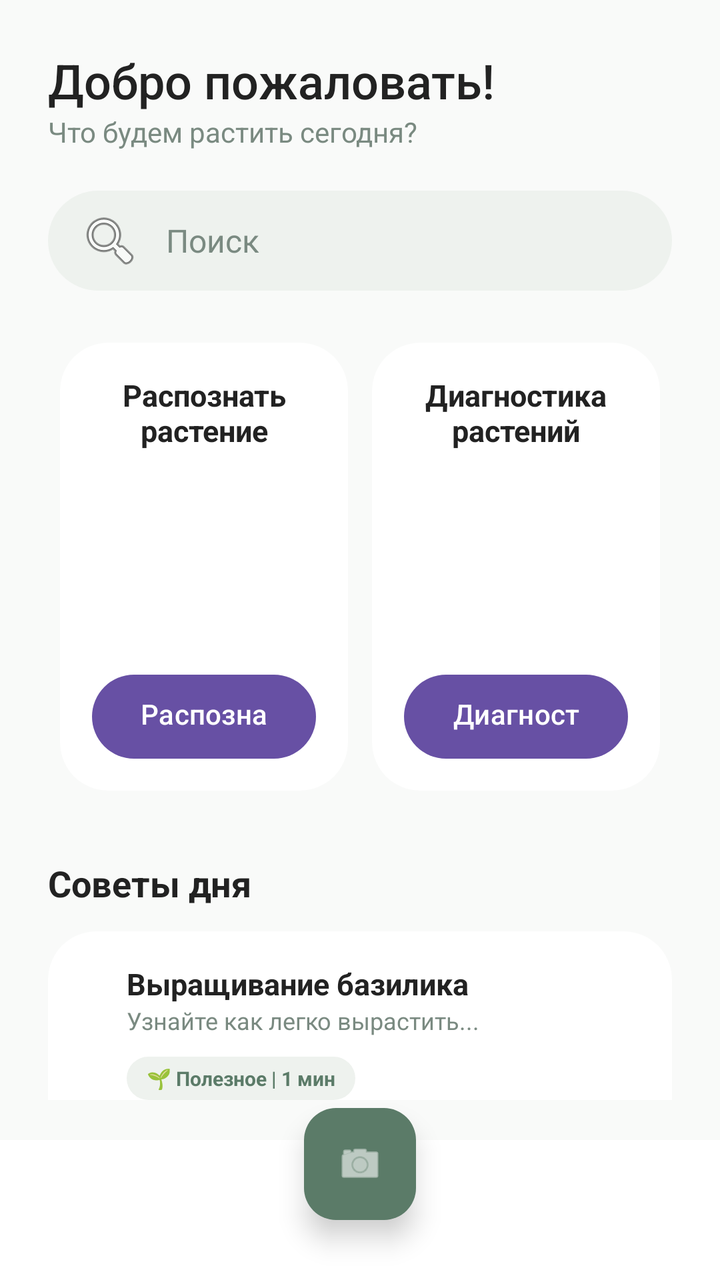
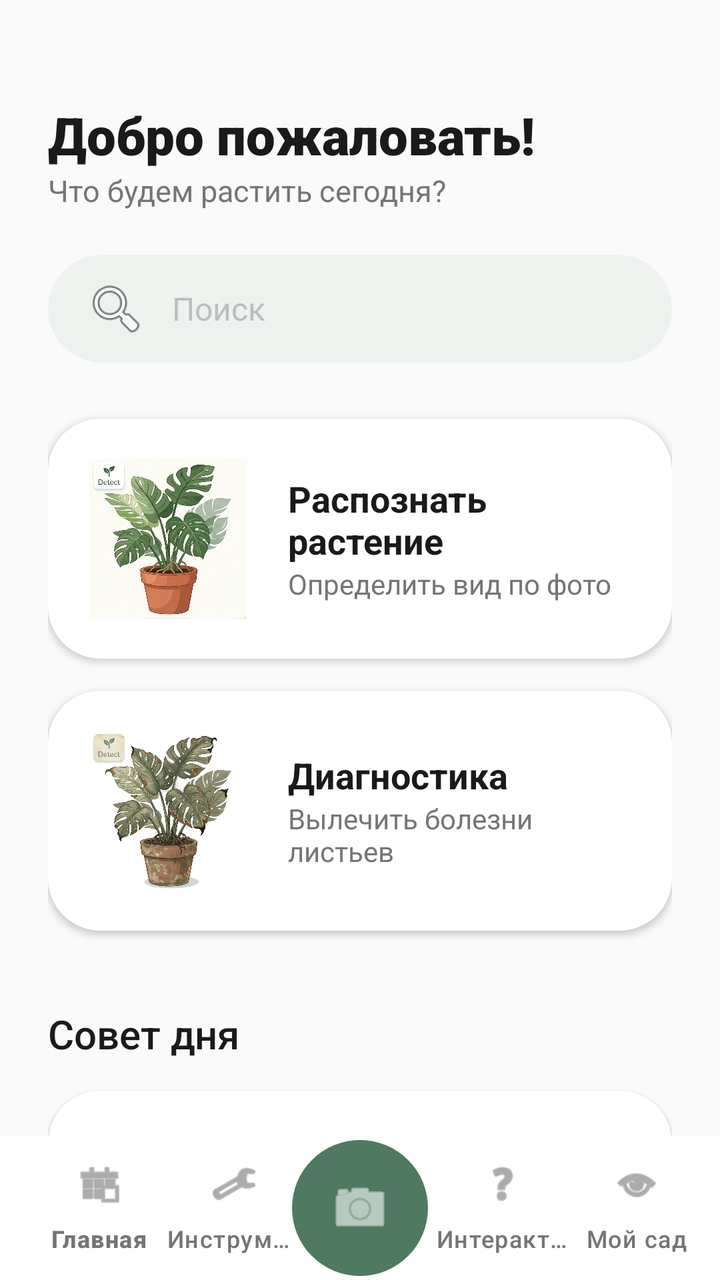

Compare the two renders of this Android layout. The source of the first and the diff that turns it into the second are given below.
<!-- AndroidManifest.xml: application theme Theme.PlantCare -->
<!-- res/layout/activity_main2.xml -->
<?xml version="1.0" encoding="utf-8"?>
<RelativeLayout xmlns:android="http://schemas.android.com/apk/res/android"
    xmlns:app="http://schemas.android.com/apk/res-auto"
    android:layout_width="match_parent"
    android:layout_height="match_parent"
    android:background="@color/background_page">

    <ScrollView
        android:layout_width="match_parent"
        android:layout_height="match_parent"
        android:layout_above="@id/navContainer"
        android:scrollbars="none">

        <LinearLayout
            android:layout_width="match_parent"
            android:layout_height="wrap_content"
            android:orientation="vertical"
            android:padding="24dp">

            <TextView
                android:layout_width="wrap_content"
                android:layout_height="wrap_content"
                android:text="Добро пожаловать!"
                android:textColor="@color/text_dark"
                android:textSize="24sp"
                android:fontFamily="sans-serif-medium" />

            <TextView
                android:layout_width="wrap_content"
                android:layout_height="wrap_content"
                android:text="Что будем растить сегодня?"
                android:textColor="@color/text_gray"
                android:textSize="14sp" />

            <EditText
                android:id="@+id/searchBar"
                android:layout_width="match_parent"
                android:layout_height="50dp"
                android:layout_marginTop="20dp"
                android:background="@drawable/search_bg"
                android:drawableStart="@android:drawable/ic_menu_search"
                android:drawablePadding="12dp"
                android:hint="Поиск"
                android:paddingHorizontal="15dp"
                android:textColorHint="@color/text_gray"
                android:textSize="16sp" />

            <LinearLayout
                android:layout_width="match_parent"
                android:layout_height="wrap_content"
                android:layout_marginTop="20dp"
                android:orientation="horizontal">

                <androidx.cardview.widget.CardView
                    android:layout_width="0dp"
                    android:layout_height="wrap_content"
                    android:layout_margin="6dp"
                    android:layout_weight="1"
                    app:cardCornerRadius="24dp"
                    app:cardElevation="0dp">

                    <LinearLayout
                        android:layout_width="match_parent"
                        android:layout_height="wrap_content"
                        android:orientation="vertical"
                        android:padding="16dp"
                        android:gravity="center_horizontal">

                        <TextView
                            android:layout_width="wrap_content"
                            android:layout_height="wrap_content"
                            android:text="Распознать\nрастение"
                            android:textColor="@color/text_dark"
                            android:textStyle="bold"
                            android:gravity="center"
                            android:textSize="15sp" />

                        <ImageView
                            android:layout_width="90dp"
                            android:layout_height="90dp"
                            android:layout_marginTop="10dp" />

                        <Button
                            android:layout_width="match_parent"
                            android:layout_height="42dp"
                            android:layout_marginTop="12dp"
                            android:background="@drawable/button_green"
                            android:text="Распознать"
                            android:textAllCaps="false"
                            android:textColor="@color/white" />
                    </LinearLayout>
                </androidx.cardview.widget.CardView>

                <androidx.cardview.widget.CardView
                    android:layout_width="0dp"
                    android:layout_height="wrap_content"
                    android:layout_margin="6dp"
                    android:layout_weight="1"
                    app:cardCornerRadius="24dp"
                    app:cardElevation="0dp">

                    <LinearLayout
                        android:layout_width="match_parent"
                        android:layout_height="wrap_content"
                        android:orientation="vertical"
                        android:padding="16dp"
                        android:gravity="center_horizontal">

                        <TextView
                            android:layout_width="wrap_content"
                            android:layout_height="wrap_content"
                            android:text="Диагностика\nрастений"
                            android:textColor="@color/text_dark"
                            android:textStyle="bold"
                            android:gravity="center"
                            android:textSize="15sp" />

                        <ImageView
                            android:layout_width="90dp"
                            android:layout_height="90dp"
                            android:layout_marginTop="10dp"/>

                        <Button
                            android:layout_width="match_parent"
                            android:layout_height="42dp"
                            android:layout_marginTop="12dp"
                            android:background="@drawable/button_green"
                            android:text="Диагностика"
                            android:textAllCaps="false"
                            android:textColor="@color/white" />
                    </LinearLayout>
                </androidx.cardview.widget.CardView>
            </LinearLayout>

            <TextView
                android:layout_width="wrap_content"
                android:layout_height="wrap_content"
                android:layout_marginTop="28dp"
                android:text="Советы дня"
                android:textColor="@color/text_dark"
                android:textSize="18sp"
                android:textStyle="bold" />

            <androidx.cardview.widget.CardView
                android:layout_width="match_parent"
                android:layout_height="wrap_content"
                android:layout_marginTop="12dp"
                app:cardCornerRadius="24dp"
                app:cardElevation="0dp">

                <RelativeLayout
                    android:layout_width="match_parent"
                    android:layout_height="wrap_content"
                    android:padding="16dp">

                    <LinearLayout
                        android:layout_width="wrap_content"
                        android:layout_height="wrap_content"
                        android:layout_toStartOf="@id/imgBasil"
                        android:orientation="vertical">

                        <TextView
                            android:layout_width="wrap_content"
                            android:layout_height="wrap_content"
                            android:text="Выращивание базилика"
                            android:textColor="@color/text_dark"
                            android:textSize="15sp"
                            android:textStyle="bold" />

                        <TextView
                            android:layout_width="wrap_content"
                            android:layout_height="wrap_content"
                            android:text="Узнайте как легко вырастить..."
                            android:textColor="@color/text_gray"
                            android:textSize="12sp" />

                        <TextView
                            android:layout_width="wrap_content"
                            android:layout_height="wrap_content"
                            android:layout_marginTop="10dp"
                            android:background="@drawable/search_bg"
                            android:paddingHorizontal="10dp"
                            android:paddingVertical="4dp"
                            android:text="🌱 Полезное | 1 мин"
                            android:textColor="@color/sage_green"
                            android:textSize="10sp"
                            android:textStyle="bold" />
                    </LinearLayout>

                    <ImageView
                        android:id="@+id/imgBasil"
                        android:layout_width="80dp"
                        android:layout_height="80dp"
                        android:layout_alignParentEnd="true"
                        android:layout_centerVertical="true"/>
                </RelativeLayout>
            </androidx.cardview.widget.CardView>

        </LinearLayout>
    </ScrollView>

    <RelativeLayout
        android:id="@+id/navContainer"
        android:layout_width="match_parent"
        android:layout_height="90dp"
        android:layout_alignParentBottom="true">

        <com.google.android.material.bottomnavigation.BottomNavigationView
            android:id="@+id/bottomNav"
            android:layout_width="match_parent"
            android:layout_height="70dp"
            android:layout_alignParentBottom="true"
            android:background="@color/white"
            app:itemIconTint="@color/text_gray"
            app:itemTextColor="@color/text_gray"
            app:labelVisibilityMode="labeled"
            app:elevation="0dp" />

        <com.google.android.material.floatingactionbutton.FloatingActionButton
            android:id="@+id/fabCamera"
            android:layout_width="wrap_content"
            android:layout_height="wrap_content"
            android:layout_centerHorizontal="true"
            android:layout_alignParentTop="true"
            android:layout_marginTop="4dp"
            android:src="@android:drawable/ic_menu_camera"
            app:backgroundTint="@color/sage_green"
            app:fabSize="normal"
            app:tint="@color/white"
            app:elevation="8dp"
            app:borderWidth="0dp" />
    </RelativeLayout>

</RelativeLayout>
<!-- resources referenced by this layout -->
<resources>
  <color name="background_page">#F9FAF9</color>
  <color name="sage_green">#5B7B68</color>
  <color name="text_dark">#222222</color>
  <color name="text_gray">#7A8A81</color>
  <color name="white">#FFFFFF</color>
  <!-- drawable button_green (drawable) -->
  <shape xmlns:android="http://schemas.android.com/apk/res/android">
      <solid android:color="@color/sage_green"/>
      <corners android:radius="40dp"/>
  </shape>
  <!-- drawable search_bg (drawable) -->
  <shape xmlns:android="http://schemas.android.com/apk/res/android">
      <solid android:color="@color/sage_light"/>
      <corners android:radius="30dp"/>
  </shape>
  <style name="Theme.PlantCare" parent="Base.Theme.PlantCare" />
  <color name="sage_light">#EEF2EE</color>
  <style name="Base.Theme.PlantCare" parent="Theme.Material3.DayNight.NoActionBar">
          
          
      </style>
</resources>

<!-- the commit's change to res/layout/activity_main2.xml (unified diff, before → after) -->
@@ -1,133 +1,152 @@
 <?xml version="1.0" encoding="utf-8"?>
-<RelativeLayout xmlns:android="http://schemas.android.com/apk/res/android"
+<androidx.coordinatorlayout.widget.CoordinatorLayout
+    xmlns:android="http://schemas.android.com/apk/res/android"
     xmlns:app="http://schemas.android.com/apk/res-auto"
+    android:id="@+id/main"
     android:layout_width="match_parent"
     android:layout_height="match_parent"
-    android:background="@color/background_page">
-
-    <ScrollView
+    android:background="#FAFAFA">
+
+    <androidx.core.widget.NestedScrollView
         android:layout_width="match_parent"
         android:layout_height="match_parent"
-        android:layout_above="@id/navContainer"
-        android:scrollbars="none">
+        android:clipToPadding="false"
+        android:paddingBottom="120dp">
 
         <LinearLayout
             android:layout_width="match_parent"
             android:layout_height="wrap_content"
             android:orientation="vertical"
-            android:padding="24dp">
+            android:paddingHorizontal="24dp"
+            android:paddingTop="50dp">
 
             <TextView
                 android:layout_width="wrap_content"
                 android:layout_height="wrap_content"
                 android:text="Добро пожаловать!"
-                android:textColor="@color/text_dark"
-                android:textSize="24sp"
-                android:fontFamily="sans-serif-medium" />
+                android:textColor="#1A1A1A"
+                android:textSize="26sp"
+                android:fontFamily="sans-serif-black" />
 
             <TextView
                 android:layout_width="wrap_content"
                 android:layout_height="wrap_content"
                 android:text="Что будем растить сегодня?"
-                android:textColor="@color/text_gray"
-                android:textSize="14sp" />
+                android:textColor="#757575"
+                android:textSize="15sp" />
 
             <EditText
                 android:id="@+id/searchBar"
                 android:layout_width="match_parent"
-                android:layout_height="50dp"
-                android:layout_marginTop="20dp"
+                android:layout_height="54dp"
+                android:layout_marginTop="22dp"
                 android:background="@drawable/search_bg"
                 android:drawableStart="@android:drawable/ic_menu_search"
                 android:drawablePadding="12dp"
                 android:hint="Поиск"
-                android:paddingHorizontal="15dp"
-                android:textColorHint="@color/text_gray"
+                android:paddingHorizontal="18dp"
+                android:textColorHint="#BDBDBD"
                 android:textSize="16sp" />
 
             <LinearLayout
                 android:layout_width="match_parent"
                 android:layout_height="wrap_content"
                 android:layout_marginTop="20dp"
-                android:orientation="horizontal">
+                android:orientation="vertical">
 
                 <androidx.cardview.widget.CardView
-                    android:layout_width="0dp"
+                    android:id="@+id/cardDetect"
+                    android:layout_width="match_parent"
                     android:layout_height="wrap_content"
-                    android:layout_margin="6dp"
-                    android:layout_weight="1"
-                    app:cardCornerRadius="24dp"
-                    app:cardElevation="0dp">
+                    android:layout_marginVertical="8dp"
+                    android:clickable="true"
+                    android:focusable="true"
+                    android:foreground="?android:attr/selectableItemBackground"
+                    app:cardCornerRadius="26dp"
+                    app:cardElevation="2dp">
 
                     <LinearLayout
                         android:layout_width="match_parent"
                         android:layout_height="wrap_content"
-                        android:orientation="vertical"
-                        android:padding="16dp"
-                        android:gravity="center_horizontal">
-
-                        <TextView
-                            android:layout_width="wrap_content"
-                            android:layout_height="wrap_content"
-                            android:text="Распознать\nрастение"
-                            android:textColor="@color/text_dark"
-                            android:textStyle="bold"
-                            android:gravity="center"
-                            android:textSize="15sp" />
+                        android:gravity="center_vertical"
+                        android:orientation="horizontal"
+                        android:padding="20dp">
 
                         <ImageView
-                            android:layout_width="90dp"
-                            android:layout_height="90dp"
-                            android:layout_marginTop="10dp" />
-
-                        <Button
-                            android:layout_width="match_parent"
-                            android:layout_height="42dp"
-                            android:layout_marginTop="12dp"
-                            android:background="@drawable/button_green"
-                            android:text="Распознать"
-                            android:textAllCaps="false"
-                            android:textColor="@color/white" />
+                            android:layout_width="80dp"
+                            android:layout_height="80dp"
+                            android:src="@drawable/detect"
+                            android:scaleType="centerInside" />
+
+                        <LinearLayout
+                            android:layout_width="wrap_content"
+                            android:layout_height="wrap_content"
+                            android:layout_marginStart="20dp"
+                            android:orientation="vertical">
+
+                            <TextView
+                                android:layout_width="wrap_content"
+                                android:layout_height="wrap_content"
+                                android:text="Распознать растение"
+                                android:textColor="#1A1A1A"
+                                android:textSize="18sp"
+                                android:textStyle="bold" />
+
+                            <TextView
+                                android:layout_width="wrap_content"
+                                android:layout_height="wrap_content"
+                                android:text="Определить вид по фото"
+                                android:textColor="#757575"
+                                android:textSize="14sp" />
+                        </LinearLayout>
                     </LinearLayout>
                 </androidx.cardview.widget.CardView>
 
                 <androidx.cardview.widget.CardView
-                    android:layout_width="0dp"
+                    android:id="@+id/cardDiagnose"
+                    android:layout_width="match_parent"
                     android:layout_height="wrap_content"
-                    android:layout_margin="6dp"
-                    android:layout_weight="1"
-                    app:cardCornerRadius="24dp"
-                    app:cardElevation="0dp">
+                    android:layout_marginVertical="8dp"
+                    android:clickable="true"
+                    android:focusable="true"
+                    android:foreground="?android:attr/selectableItemBackground"
+                    app:cardCornerRadius="26dp"
+                    app:cardElevation="2dp">
 
                     <LinearLayout
                         android:layout_width="match_parent"
                         android:layout_height="wrap_content"
-                        android:orientation="vertical"
-                        android:padding="16dp"
-                        android:gravity="center_horizontal">
-
-                        <TextView
-                            android:layout_width="wrap_content"
-                            android:layout_height="wrap_content"
-                            android:text="Диагностика\nрастений"
-                            android:textColor="@color/text_dark"
-                            android:textStyle="bold"
-                            android:gravity="center"
-                            android:textSize="15sp" />
+                        android:gravity="center_vertical"
+                        android:orientation="horizontal"
+                        android:padding="20dp">
 
                         <ImageView
-                            android:layout_width="90dp"
-                            android:layout_height="90dp"
-                            android:layout_marginTop="10dp"/>
-
-                        <Button
-                            android:layout_width="match_parent"
-                            android:layout_height="42dp"
-                            android:layout_marginTop="12dp"
-                            android:background="@drawable/button_green"
-                            android:text="Диагностика"
-                            android:textAllCaps="false"
-                            android:textColor="@color/white" />
+                            android:layout_width="80dp"
+                            android:layout_height="80dp"
+                            android:src="@drawable/diagnose"
+                            android:scaleType="centerInside" />
+
+                        <LinearLayout
+                            android:layout_width="wrap_content"
+                            android:layout_height="wrap_content"
+                            android:layout_marginStart="20dp"
+                            android:orientation="vertical">
+
+                            <TextView
+                                android:layout_width="wrap_content"
+                                android:layout_height="wrap_content"
+                                android:text="Диагностика"
+                                android:textColor="#1A1A1A"
+                                android:textSize="18sp"
+                                android:textStyle="bold" />
+
+                            <TextView
+                                android:layout_width="wrap_content"
+                                android:layout_height="wrap_content"
+                                android:text="Вылечить болезни листьев"
+                                android:textColor="#757575"
+                                android:textSize="14sp" />
+                        </LinearLayout>
                     </LinearLayout>
                 </androidx.cardview.widget.CardView>
             </LinearLayout>
@@ -135,100 +154,111 @@
             <TextView
                 android:layout_width="wrap_content"
                 android:layout_height="wrap_content"
-                android:layout_marginTop="28dp"
-                android:text="Советы дня"
-                android:textColor="@color/text_dark"
-                android:textSize="18sp"
-                android:textStyle="bold" />
+                android:layout_marginTop="30dp"
+                android:text="Совет дня"
+                android:textColor="#1A1A1A"
+                android:textSize="20sp"
+                android:fontFamily="sans-serif-medium" />
 
             <androidx.cardview.widget.CardView
                 android:layout_width="match_parent"
                 android:layout_height="wrap_content"
-                android:layout_marginTop="12dp"
-                app:cardCornerRadius="24dp"
-                app:cardElevation="0dp">
-
-                <RelativeLayout
+                android:layout_marginTop="15dp"
+                app:cardCornerRadius="26dp"
+                app:cardElevation="1dp">
+
+                <LinearLayout
                     android:layout_width="match_parent"
                     android:layout_height="wrap_content"
-                    android:padding="16dp">
+                    android:padding="20dp"
+                    android:gravity="center_vertical"
+                    android:orientation="horizontal">
 
                     <LinearLayout
-                        android:layout_width="wrap_content"
+                        android:layout_width="0dp"
                         android:layout_height="wrap_content"
-                        android:layout_toStartOf="@id/imgBasil"
+                        android:layout_weight="1"
                         android:orientation="vertical">
 
                         <TextView
                             android:layout_width="wrap_content"
                             android:layout_height="wrap_content"
                             android:text="Выращивание базилика"
-                            android:textColor="@color/text_dark"
-                            android:textSize="15sp"
-                            android:textStyle="bold" />
+                            android:textStyle="bold"
+                            android:textSize="16sp"
+                            android:textColor="#1A1A1A"/>
 
                         <TextView
                             android:layout_width="wrap_content"
                             android:layout_height="wrap_content"
-                            android:text="Узнайте как легко вырастить..."
-                            android:textColor="@color/text_gray"
-                            android:textSize="12sp" />
-
-                        <TextView
-                            android:layout_width="wrap_content"
-                            android:layout_height="wrap_content"
-                            android:layout_marginTop="10dp"
-                            android:background="@drawable/search_bg"
-                            android:paddingHorizontal="10dp"
-                            android:paddingVertical="4dp"
-                            android:text="🌱 Полезное | 1 мин"
-                            android:textColor="@color/sage_green"
-                            android:textSize="10sp"
-                            android:textStyle="bold" />
+                            android:text="Секреты сочного урожая на окне"
+                            android:textSize="13sp"
+                            android:textColor="#757575"/>
+
+                        <LinearLayout
+                            android:layout_width="wrap_content"
+                            android:layout_height="wrap_content"
+                            android:layout_marginTop="12dp"
+                            android:background="@drawable/advice"
+                            android:paddingHorizontal="12dp"
+                            android:paddingVertical="5dp">
+                            <TextView
+                                android:layout_width="wrap_content"
+                                android:layout_height="wrap_content"
+                                android:text="🌱 Полезное | 1 мин"
+                                android:textColor="#757575"
+                                android:textSize="11sp"
+                                android:textStyle="bold" />
+                        </LinearLayout>
                     </LinearLayout>
 
                     <ImageView
-                        android:id="@+id/imgBasil"
-                        android:layout_width="80dp"
-                        android:layout_height="80dp"
-                        android:layout_alignParentEnd="true"
-                        android:layout_centerVertical="true"/>
-                </RelativeLayout>
+                        android:layout_width="75dp"
+                        android:layout_height="75dp"
+                        android:src="@drawable/advice" />
+                </LinearLayout>
             </androidx.cardview.widget.CardView>
 
         </LinearLayout>
-    </ScrollView>
-
-    <RelativeLayout
-        android:id="@+id/navContainer"
+    </androidx.core.widget.NestedScrollView>
+
+    <com.google.android.material.bottomappbar.BottomAppBar
+        android:id="@+id/bottomAppBar"
         android:layout_width="match_parent"
-        android:layout_height="90dp"
-        android:layout_alignParentBottom="true">
+        android:layout_height="72dp"
+        android:layout_gravity="bottom"
+        android:backgroundTint="@android:color/white"
+        app:fabAlignmentMode="center"
+        app:fabCradleMargin="10dp"
+        app:fabCradleRoundedCornerRadius="40dp"
+        app:fabCradleVerticalOffset="12dp"
+        app:elevation="16dp">
 
         <com.google.android.material.bottomnavigation.BottomNavigationView
             android:id="@+id/bottomNav"
             android:layout_width="match_parent"
-            android:layout_height="70dp"
-            android:layout_alignParentBottom="true"
-            android:background="@color/white"
-            app:itemIconTint="@color/text_gray"
-            app:itemTextColor="@color/text_gray"
+            android:layout_height="match_parent"
+            android:background="@android:color/transparent"
+            app:elevation="0dp"
             app:labelVisibilityMode="labeled"
-            app:elevation="0dp" />
-
-        <com.google.android.material.floatingactionbutton.FloatingActionButton
-            android:id="@+id/fabCamera"
-            android:layout_width="wrap_content"
-            android:layout_height="wrap_content"
-            android:layout_centerHorizontal="true"
-            android:layout_alignParentTop="true"
-            android:layout_marginTop="4dp"
-            android:src="@android:drawable/ic_menu_camera"
-            app:backgroundTint="@color/sage_green"
-            app:fabSize="normal"
-            app:tint="@color/white"
-            app:elevation="8dp"
-            app:borderWidth="0dp" />
-    </RelativeLayout>
-
-</RelativeLayout>
+            app:itemIconTint="#757575"
+            app:itemTextColor="#757575"
+            app:menu="@menu/bottom_menu" />
+
+    </com.google.android.material.bottomappbar.BottomAppBar>
+
+    <com.google.android.material.floatingactionbutton.FloatingActionButton
+        android:id="@+id/fabCamera"
+        android:layout_width="wrap_content"
+        android:layout_height="wrap_content"
+        android:src="@android:drawable/ic_menu_camera"
+        app:backgroundTint="#4F7960"
+        app:fabCustomSize="68dp"
+        app:maxImageSize="32dp"
+        app:tint="@android:color/white"
+        app:layout_anchor="@id/bottomAppBar"
+        app:elevation="0dp"
+        app:borderWidth="0dp"
+        app:shapeAppearanceOverlay="@style/ShapeAppearance.App.Circle" />
+
+</androidx.coordinatorlayout.widget.CoordinatorLayout>
<!-- resource entries referenced after the edit -->
@@ -1,25 +1,19 @@
 <!-- resources referenced by this layout -->
 <resources>
-  <color name="background_page">#F9FAF9</color>
-  <color name="sage_green">#5B7B68</color>
-  <color name="text_dark">#222222</color>
-  <color name="text_gray">#7A8A81</color>
-  <color name="white">#FFFFFF</color>
-  <!-- drawable button_green (drawable) -->
-  <shape xmlns:android="http://schemas.android.com/apk/res/android">
-      <solid android:color="@color/sage_green"/>
-      <corners android:radius="40dp"/>
-  </shape>
+  <!-- drawable advice: jpg bitmap (drawable, 75615 bytes) -->
+  <!-- drawable detect: jpg bitmap (drawable, 130439 bytes) -->
+  <!-- drawable diagnose: jpg bitmap (drawable, 134989 bytes) -->
   <!-- drawable search_bg (drawable) -->
   <shape xmlns:android="http://schemas.android.com/apk/res/android">
       <solid android:color="@color/sage_light"/>
       <corners android:radius="30dp"/>
   </shape>
+  <style name="ShapeAppearance.App.Circle" parent="">
+          <item name="cornerSize">50%</item>
+      </style>
   <style name="Theme.PlantCare" parent="Base.Theme.PlantCare" />
   <color name="sage_light">#EEF2EE</color>
-  <style name="Base.Theme.PlantCare" parent="Theme.Material3.DayNight.NoActionBar">
-          
-          
+  <style name="Base.Theme.PlantCare" parent="Theme.Material3.Light.NoActionBar">
       </style>
 </resources>
 
